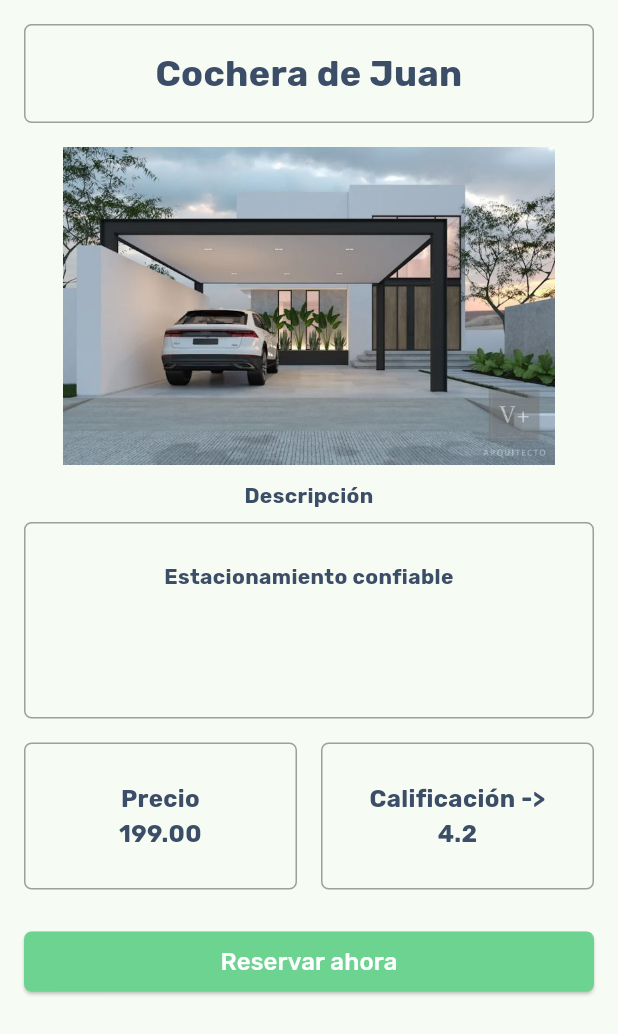
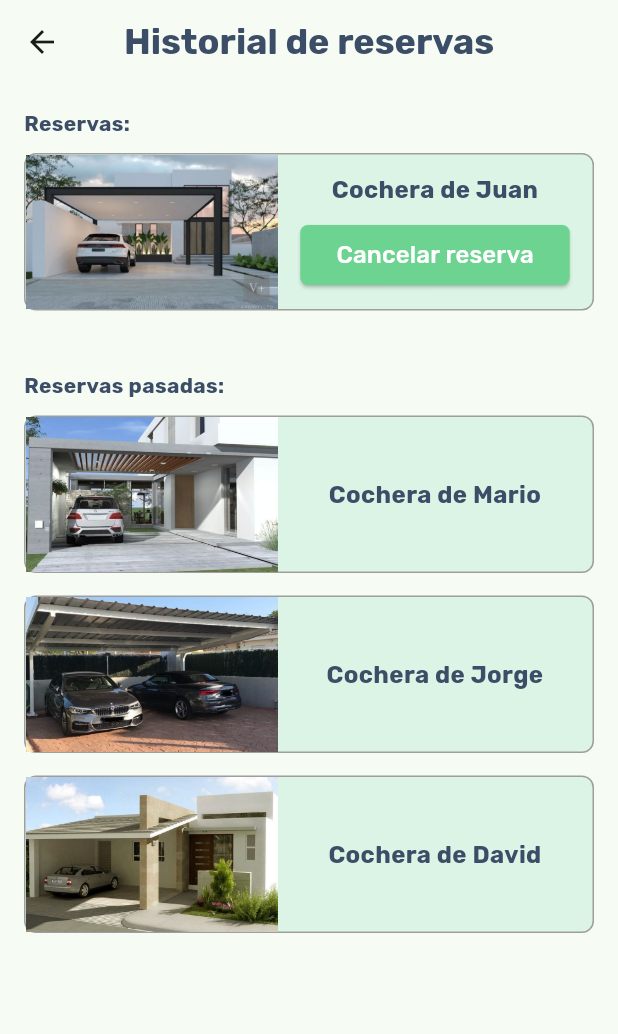
Before and after one commit to HomeyPark/HomeyPark-AppFlutter, a Flutter app: the screen it shows after launch, after a tap on "Reservar ahora", on a phone screen of 412 x 824 dp. Shown: the top 1034 px of the screen. Run offline on Flutter 3.47's test engine with Material 3 defaults, Android fonts, the phone set to English and light mode, and no system bars; our stand-ins replace google_fonts.

Commit message:
feat: Added Reservation History View

```diff
--- a/lib/main.dart
+++ b/lib/main.dart
@@ -1,5 +1,6 @@
 import 'package:flutter/material.dart';
 import 'package:homey_park_mobile_app/vistaReservation.dart';
+import 'package:homey_park_mobile_app/vistaHistory.dart';
 import 'util.dart';
 import 'theme.dart';
 
--- /dev/null
+++ b/lib/vistaHistory.dart
@@ -0,0 +1,162 @@
+import 'package:flutter/material.dart';
+
+class vistaHistory extends StatelessWidget {
+  const vistaHistory({super.key});
+
+  @override
+  Widget build(BuildContext context) {
+    return Scaffold(
+      appBar: AppBar(
+        title: const Text('Historial de reservas', style: TextStyle(
+          fontSize: 24,
+          fontWeight: FontWeight.bold,
+          color: Color(0xFF3C4E67),
+          )
+        ),
+        centerTitle: true,
+      ),
+      body: Padding(
+        padding: const EdgeInsets.all(16.0),
+        child: SingleChildScrollView(
+          child: Column(
+            crossAxisAlignment: CrossAxisAlignment.stretch,
+            children: [
+              const Text(
+                'Reservas:',
+                style: TextStyle(
+                  fontSize: 14,
+                  fontWeight: FontWeight.bold,
+                  color: Color(0xFF3C4E67),
+                ),
+              ),
+              const SizedBox(height: 10),
+              _buildReservationTile(
+                image: 'assets/img/cochera1.jpg',
+                title: 'Cochera de Juan',
+                buttonText: 'Cancelar reserva',
+                onPressed: () {},
+              ),
+              const SizedBox(height: 25),
+              const Text(
+                'Reservas pasadas:',
+                style: TextStyle(
+                  fontSize: 14,
+                  fontWeight: FontWeight.bold,
+                  color: Color(0xFF3C4E67),
+                ),
+              ),
+              const SizedBox(height: 10),
+              _buildPastReservationTile(
+                image: 'assets/img/cochera2.jpg',
+                title: 'Cochera de Mario',
+              ),
+              _buildPastReservationTile(
+                image: 'assets/img/cochera3.jpg',
+                title: 'Cochera de Jorge',
+              ),
+              _buildPastReservationTile(
+                image: 'assets/img/cochera4.jpg',
+                title: 'Cochera de David',
+              ),
+            ],
+          ),
+        ),
+      ),
+    );
+  }
+
+  Widget _buildReservationTile({
+    required String image,
+    required String title,
+    required String buttonText,
+    required VoidCallback onPressed,
+  }) {
+    return Container(
+      height: 105,
+      margin: const EdgeInsets.only(bottom: 15),
+      decoration: BoxDecoration(
+        color: const Color(0xFFDCF4E5),
+        border: Border.all(color: Colors.grey),
+        borderRadius: BorderRadius.circular(8),
+      ),
+      child: Row(
+        children: [
+          Image.asset(
+            image,
+            width: 168,
+            height: 108,
+            fit: BoxFit.cover,
+          ),
+          Expanded(
+            child: Column(
+              mainAxisAlignment: MainAxisAlignment.center,
+              children: [
+                Text(
+                  title,
+                  textAlign: TextAlign.center,
+                  style: const TextStyle(
+                    fontSize: 16,
+                    fontWeight: FontWeight.bold,
+                    color: Color(0xFF3C4E67),
+                  ),
+                ),
+                const SizedBox(height: 8),
+                ElevatedButton(
+                  onPressed: onPressed,
+                  style: ElevatedButton.styleFrom(
+                    backgroundColor: const Color(0xFF6CD391),
+                    shape: RoundedRectangleBorder(
+                      borderRadius: BorderRadius.circular(5),
+                    ),
+                  ),
+                  child: Text(
+                    buttonText,
+                    style: const TextStyle(fontSize: 16, color: Color(0xFFFFFFFF)),
+                  ),
+                ),
+              ],
+            ),
+          ),
+        ],
+      ),
+    );
+  }
+
+  Widget _buildPastReservationTile({
+    required String image,
+    required String title,
+  }) {
+    return Container(
+      height: 105,
+      margin: const EdgeInsets.only(bottom: 15),
+      decoration: BoxDecoration(
+        color: const Color(0xFFDCF4E5),
+        border: Border.all(color: Colors.grey),
+        borderRadius: BorderRadius.circular(8),
+      ),
+      child: Row(
+        children: [
+          Image.asset(
+            image,
+            width: 168,
+            height: 108,
+            fit: BoxFit.cover,
+          ),
+          Expanded(
+            child: Center(
+              child: Text(
+                title,
+                textAlign: TextAlign.center,
+                style: const TextStyle(
+                  fontSize: 16,
+                  fontWeight: FontWeight.bold,
+                  color: Color(0xFF3C4E67),
+                ),
+              ),
+            ),
+          ),
+        ],
+      ),
+    );
+  }
+}
--- a/lib/vistaReservation.dart
+++ b/lib/vistaReservation.dart
@@ -1,4 +1,5 @@
 import 'package:flutter/material.dart';
+import 'package:homey_park_mobile_app/vistaHistory.dart';
 
 class vistaReservation extends StatelessWidget {
   const vistaReservation({super.key});
@@ -6,6 +7,15 @@ class vistaReservation extends StatelessWidget {
   @override
   Widget build(BuildContext context) {
     return Scaffold(
+      appBar: AppBar(
+        title: const Text('Reserva de estacionamiento', style: TextStyle(
+          fontSize: 24,
+          fontWeight: FontWeight.bold,
+          color: Color(0xFF3C4E67),
+          )
+        ),
+        centerTitle: true,
+      ),
       body: Padding(
         padding: const EdgeInsets.all(16.0),
         child: SingleChildScrollView(
@@ -111,7 +121,10 @@ class vistaReservation extends StatelessWidget {
               const SizedBox(height: 24),
               ElevatedButton(
                 onPressed: () {
-                  // Lógica del botón aquí
+                  Navigator.push(
+                    context,
+                    MaterialPageRoute(builder: (context) => vistaHistory()),
+                  );
                 },
                 style: ElevatedButton.styleFrom(
                   backgroundColor: const Color(0xFF6CD391),
```
Also changed, not shown: assets/img/cochera2.jpg (added), assets/img/cochera3.jpg (added), assets/img/cochera4.jpg (added).
